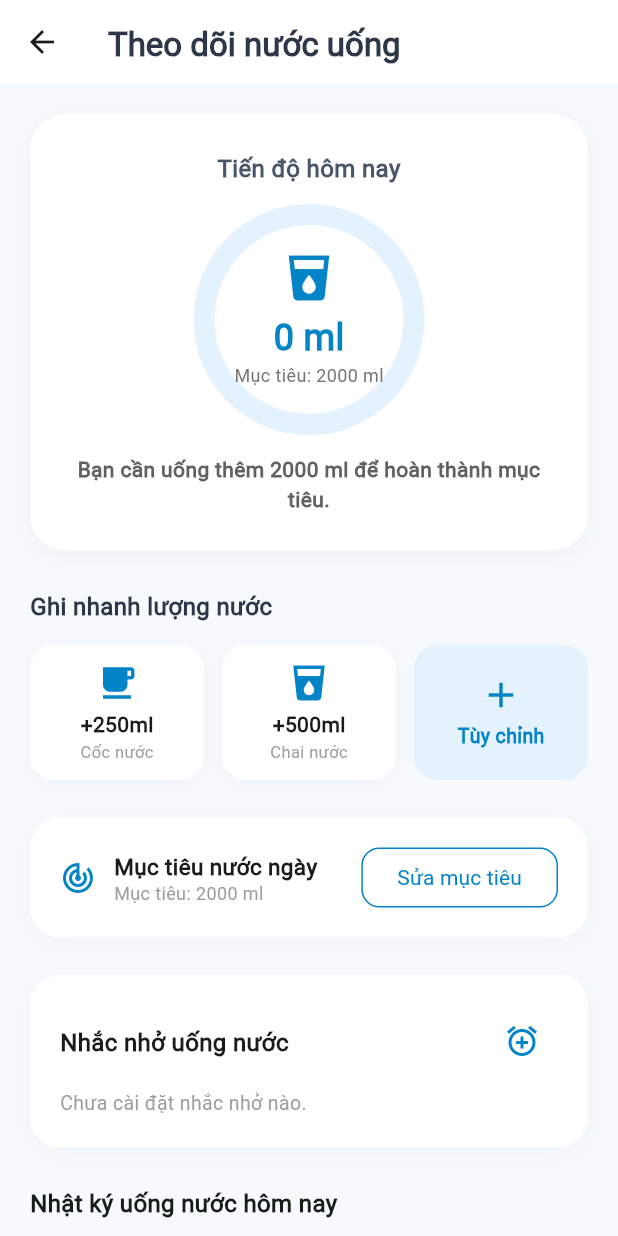
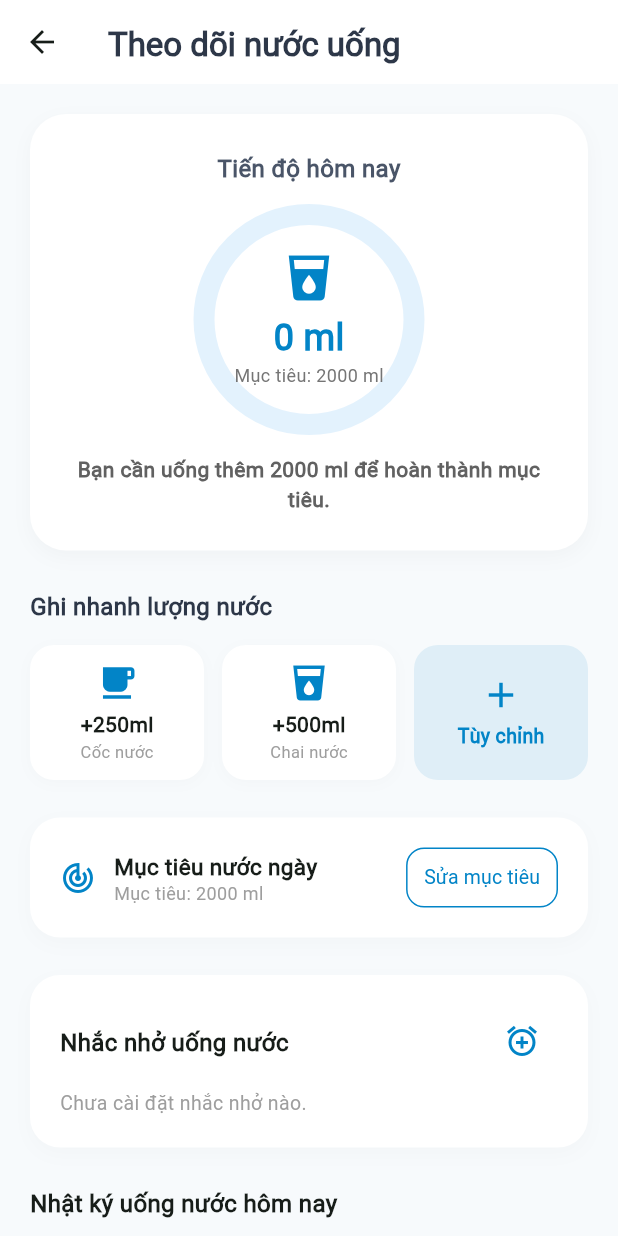
Before and after one commit to PRM393-SE1819/FrontEnd, a Flutter app: the WaterTab screen opened directly, on a phone screen of 412 x 824 dp. Run offline on Flutter 3.47's test engine with Material 3 defaults, Android fonts, the phone set to English and light mode, and no system bars; our stand-ins replace fl_chart, flutter_secure_storage, get_it, image_picker; accounts and stored records are empty; network calls fail.

Commit message:
UI fixes: shadows, text overflow, keyboard dismiss

```diff
--- a/lib/features/ai_coach/presentation/screens/ai_coach_screen.dart
+++ b/lib/features/ai_coach/presentation/screens/ai_coach_screen.dart
@@ -215,6 +215,7 @@ class _AiCoachScreenState extends State<AiCoachScreen> {
     if (text.isEmpty || _isLoading) return;
 
     _messageController.clear();
+    FocusScope.of(context).unfocus(); // Dismiss the keyboard
     setState(() {
       _messages.add(_ChatMessage(text: text, isUser: true, timestamp: DateTime.now()));
       _isLoading = true;
@@ -1282,6 +1283,7 @@ class _AiCoachScreenState extends State<AiCoachScreen> {
 
   Future<void> _estimateCaloriesFromText(String description) async {
     if (description.trim().isEmpty) return;
+    FocusScope.of(context).unfocus(); // Dismiss the keyboard
     _showLoadingDialog("Đang ước tính calo...");
     final res = await ApiService.estimateCalories(description.trim());
     if (mounted) Navigator.pop(context);
--- a/lib/features/water/presentation/screens/water_tab.dart
+++ b/lib/features/water/presentation/screens/water_tab.dart
@@ -322,7 +322,7 @@ class _WaterTabState extends State<WaterTab> {
         color: Colors.white,
         borderRadius: BorderRadius.circular(24),
         boxShadow: [
-          BoxShadow(color: Colors.black.withOpacity(0.03), blurRadius: 10, offset: const Offset(0, 4))
+          BoxShadow(color: Colors.black.withValues(alpha: 0.03), blurRadius: 10, offset: const Offset(0, 4))
         ],
       ),
       child: Column(
@@ -408,7 +408,7 @@ class _WaterTabState extends State<WaterTab> {
                 child: Container(
                   height: 90,
                   decoration: BoxDecoration(
-                    color: Colors.blue.shade50,
+                    color: waterBlue.withValues(alpha: 0.1),
                     borderRadius: BorderRadius.circular(16),
                   ),
                   child: Column(
@@ -438,7 +438,7 @@ class _WaterTabState extends State<WaterTab> {
           color: Colors.white,
           borderRadius: BorderRadius.circular(16),
           boxShadow: [
-            BoxShadow(color: Colors.black.withOpacity(0.02), blurRadius: 8, offset: const Offset(0, 2))
+            BoxShadow(color: Colors.black.withValues(alpha: 0.02), blurRadius: 8, offset: const Offset(0, 2))
           ],
         ),
         child: Column(
@@ -461,33 +461,46 @@ class _WaterTabState extends State<WaterTab> {
         color: Colors.white,
         borderRadius: BorderRadius.circular(20),
         boxShadow: [
-          BoxShadow(color: Colors.black.withOpacity(0.02), blurRadius: 10, offset: const Offset(0, 4))
+          BoxShadow(color: Colors.black.withValues(alpha: 0.02), blurRadius: 10, offset: const Offset(0, 4))
         ],
       ),
       child: Row(
         mainAxisAlignment: MainAxisAlignment.spaceBetween,
         children: [
-          Row(
+          Expanded(
+            child: Row(
               children: [
                 Icon(Icons.track_changes, color: waterBlue),
                 const SizedBox(width: 12),
-              Column(
+                Expanded(
+                  child: Column(
                     crossAxisAlignment: CrossAxisAlignment.start,
                     children: [
-                  const Text("Mục tiêu nước ngày", style: TextStyle(fontWeight: FontWeight.bold, fontSize: 15)),
-                  Text("Mục tiêu: ${_goalML.round()} ml", style: const TextStyle(color: Colors.grey, fontSize: 12)),
-                ],
-              )
+                      const Text(
+                        "Mục tiêu nước ngày",
+                        style: TextStyle(fontWeight: FontWeight.bold, fontSize: 15),
+                        overflow: TextOverflow.ellipsis,
+                      ),
+                      Text(
+                        "Mục tiêu: ${_goalML.round()} ml",
+                        style: const TextStyle(color: Colors.grey, fontSize: 12),
+                      ),
                     ],
                   ),
+                ),
+              ],
+            ),
+          ),
+          const SizedBox(width: 8),
           OutlinedButton(
             onPressed: _openUpdateGoalDialog,
             style: OutlinedButton.styleFrom(
               foregroundColor: waterBlue,
               side: BorderSide(color: waterBlue),
               shape: RoundedRectangleBorder(borderRadius: BorderRadius.circular(12)),
+              padding: const EdgeInsets.symmetric(horizontal: 12),
             ),
-            child: const Text("Sửa mục tiêu"),
+            child: const Text("Sửa mục tiêu", style: TextStyle(fontSize: 13)),
           )
         ],
       ),
@@ -501,7 +514,7 @@ class _WaterTabState extends State<WaterTab> {
         color: Colors.white,
         borderRadius: BorderRadius.circular(20),
         boxShadow: [
-          BoxShadow(color: Colors.black.withOpacity(0.02), blurRadius: 10, offset: const Offset(0, 4))
+          BoxShadow(color: Colors.black.withValues(alpha: 0.02), blurRadius: 10, offset: const Offset(0, 4))
         ],
       ),
       child: Column(
```
Also changed, not shown: lib/features/dashboard/presentation/screens/dashboard_tab.dart (+15 -11 lines). Lines whose indentation alone changed are shown as unchanged.
